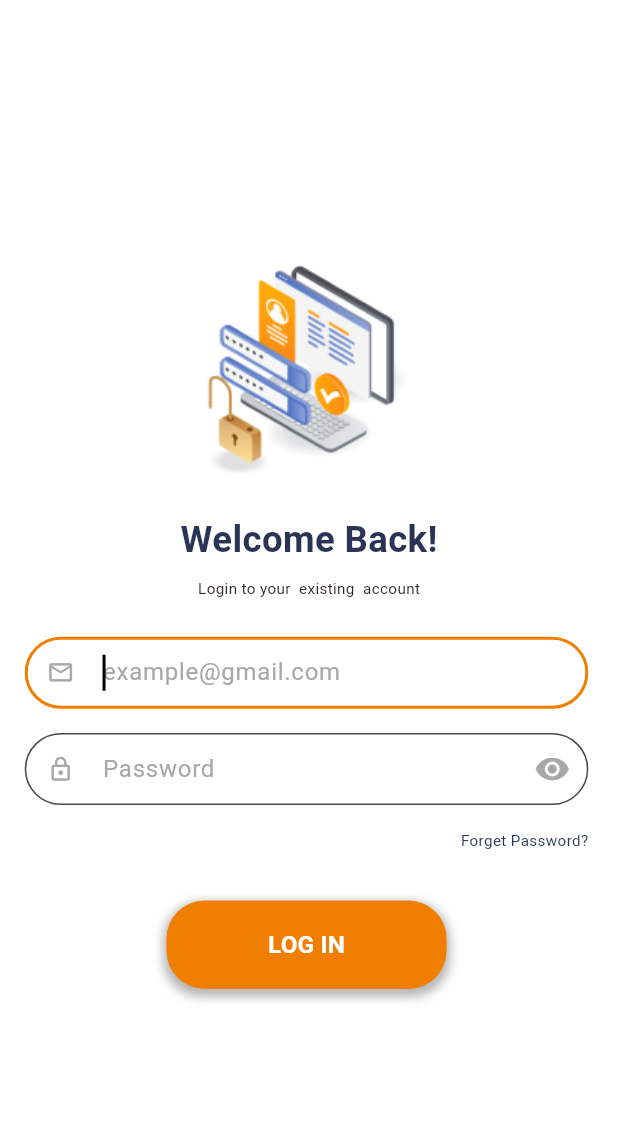
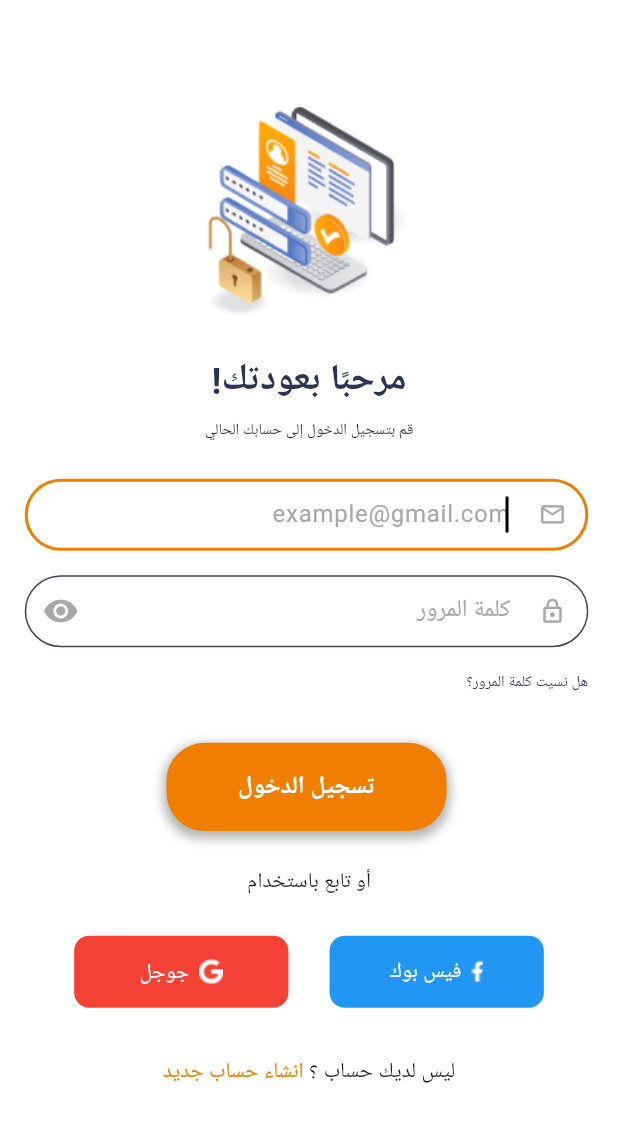
Before and after one commit to mahmoudsaber11/AlmosaferSah, a Flutter app: the LoginView screen opened by its route, on a phone screen of 412 x 824 dp. Shown: the top 1122 px of the screen. Run offline on Flutter 3.47's test engine with Material 3 defaults, Android fonts, the light colour scheme and no system bars; our stand-ins replace equatable, flutter_bloc, flutter_screenutil, get_it, shared_preferences; accounts and stored records are empty.

Commit message:
finish login view UI

```diff
--- a/lib/almosafer_app.dart
+++ b/lib/almosafer_app.dart
@@ -16,7 +16,7 @@ class AlmosaferApp extends StatelessWidget {
       minTextAdapt: true,
       splitScreenMode: true,
       child: MaterialApp(
-        locale: const Locale('en'),
+        locale: const Locale('ar'),
         localizationsDelegates: const [
           S.delegate,
           GlobalMaterialLocalizations.delegate,
--- a/lib/core/utils/functions/app_assets.dart
+++ b/lib/core/utils/functions/app_assets.dart
@@ -7,4 +7,7 @@ abstract class AppAssets {
   static const String onBoarding3 = "assets/images/onboarding3.png";
 
   static const String signIn = "assets/images/Signin.png";
+
+  static const String iconFace = "assets/icons/face.png";
+  static const String iconGoogle = "assets/icons/google.png";
 }
--- /dev/null
+++ b/lib/core/utils/widgets/custom_button_social.dart
@@ -0,0 +1,39 @@
+import 'package:almosafer_sah/core/utils/functions/app_styles.dart';
+import 'package:flutter/material.dart';
+import 'package:flutter_screenutil/flutter_screenutil.dart';
+
+class CustomButtonSocial extends StatelessWidget {
+  const CustomButtonSocial({
+    super.key,
+    required this.image,
+    required this.text,
+    required this.color,
+  });
+  final String image;
+  final String text;
+  final Color color;
+  @override
+  Widget build(BuildContext context) {
+    return Container(
+      width: 130.w,
+      decoration: BoxDecoration(
+          color: color, borderRadius: BorderRadius.circular(10.r)),
+      child: MaterialButton(
+          onPressed: () {},
+          child: Row(
+            mainAxisAlignment: MainAxisAlignment.center,
+            children: [
+              Image.asset(image),
+              SizedBox(
+                width: 6.w,
+              ),
+              Text(
+                text,
+                style:
+                    AppStyles.textStyle14Medium.copyWith(color: Colors.white),
+              )
+            ],
+          )),
+    );
+  }
+}
--- a/lib/features/auth/presentation/view/login_view.dart
+++ b/lib/features/auth/presentation/view/login_view.dart
@@ -1,6 +1,9 @@
 import 'package:almosafer_sah/core/utils/functions/app_assets.dart';
+import 'package:almosafer_sah/core/utils/functions/app_colors.dart';
 import 'package:almosafer_sah/core/utils/functions/app_styles.dart';
+import 'package:almosafer_sah/core/utils/widgets/custom_button_social.dart';
 import 'package:almosafer_sah/features/auth/presentation/widgets/login/login_form.dart';
+import 'package:almosafer_sah/generated/l10n.dart';
 import 'package:flutter/material.dart';
 import 'package:flutter_screenutil/flutter_screenutil.dart';
 
@@ -10,26 +13,74 @@ class LoginView extends StatelessWidget {
   @override
   Widget build(BuildContext context) {
     return Scaffold(
-      body: Center(
+      body: SingleChildScrollView(
         child: Column(
           mainAxisAlignment: MainAxisAlignment.center,
           children: [
+            SizedBox(
+              height: MediaQuery.of(context).size.height * .07.h,
+            ),
             Image.asset(AppAssets.signIn),
             SizedBox(
               height: 16.h,
             ),
             Text(
-              "Welcome Back!",
+              S.of(context).loginTitle,
               style: AppStyles.textStyle24SemiBold,
             ),
             SizedBox(
               height: 8.h,
             ),
             Text(
-              "Login to your  existing  account",
+              S.of(context).loginSubTitle,
               style: AppStyles.textStyle10Regular,
             ),
-            const LoginViewForm(),
+            const LoginForm(),
+            SizedBox(
+              height: 24.h,
+            ),
+            Text(S.of(context).or),
+            SizedBox(
+              height: 24.h,
+            ),
+            Padding(
+              padding: EdgeInsets.symmetric(horizontal: 45.w),
+              child: Row(
+                mainAxisAlignment: MainAxisAlignment.spaceBetween,
+                children: [
+                  CustomButtonSocial(
+                    image: AppAssets.iconFace,
+                    text: S.of(context).faceBook,
+                    color: Colors.blue,
+                  ),
+                  CustomButtonSocial(
+                    image: AppAssets.iconGoogle,
+                    text: S.of(context).google,
+                    color: Colors.red,
+                  ),
+                ],
+              ),
+            ),
+            SizedBox(
+              height: 32.h,
+            ),
+            Row(
+              mainAxisAlignment: MainAxisAlignment.center,
+              children: [
+                Text(
+                  S.of(context).notAccount,
+                  style: AppStyles.textStyle14Medium,
+                ),
+                InkWell(
+                  onTap: () {},
+                  child: Text(
+                    S.of(context).signUp,
+                    style: AppStyles.textStyle14Medium
+                        .copyWith(color: AppColors.primaryColor),
+                  ),
+                ),
+              ],
+            ),
           ],
         ),
       ),
--- a/lib/features/auth/presentation/widgets/login/login_form.dart
+++ b/lib/features/auth/presentation/widgets/login/login_form.dart
@@ -5,18 +5,19 @@ import 'package:almosafer_sah/core/utils/widgets/custom_general_button.dart';
 import 'package:almosafer_sah/core/utils/widgets/custom_text_field.dart';
 import 'package:almosafer_sah/features/auth/presentation/cubit/login/login_cubit.dart';
 import 'package:almosafer_sah/features/auth/presentation/cubit/login/login_state.dart';
+import 'package:almosafer_sah/generated/l10n.dart';
 import 'package:flutter/material.dart';
 import 'package:flutter_bloc/flutter_bloc.dart';
 import 'package:flutter_screenutil/flutter_screenutil.dart';
 
-class LoginViewForm extends StatefulWidget {
-  const LoginViewForm({super.key});
+class LoginForm extends StatefulWidget {
+  const LoginForm({super.key});
 
   @override
-  State<LoginViewForm> createState() => _LoginViewFormState();
+  State<LoginForm> createState() => _LoginViewFormState();
 }
 
-class _LoginViewFormState extends State<LoginViewForm> {
+class _LoginViewFormState extends State<LoginForm> {
   final TextEditingController _emailController = TextEditingController();
   final TextEditingController _passwordController = TextEditingController();
   late final GlobalKey<FormState> _formKey;
@@ -100,7 +101,7 @@ class _LoginViewFormState extends State<LoginViewForm> {
                           color: AppColors.colorTextField,
                         )),
                     keyboardType: TextInputType.visiblePassword,
-                    hintText: 'Password',
+                    hintText: S.of(context).hintTextPassword,
                     prefix: Icon(
                       Icons.lock_outline,
                       size: 18.sp,
@@ -116,7 +117,7 @@ class _LoginViewFormState extends State<LoginViewForm> {
                     // onTap: () => context.navigateTo(
                     //     routeName: Routes.forgetPasswordViewRoute),
                     child: Text(
-                      "Forget Password?",
+                      S.of(context).forgetPassword,
                       style: AppStyles.textStyle10Regular
                           .copyWith(color: AppColors.textColor),
                     ),
@@ -127,7 +128,7 @@ class _LoginViewFormState extends State<LoginViewForm> {
                 ),
                 CustomGeneralButton(
                   width: 170.w,
-                  text: "LOG IN",
+                  text: S.of(context).textButtonLogin,
                 )
               ],
             ),
--- a/lib/l10n/intl_ar.arb
+++ b/lib/l10n/intl_ar.arb
@@ -8,5 +8,15 @@
     "subTitleOnBoarding3":"استكشف مجموعتنا المختارة من الوجهات.  \n ,من الجواهر المخفية إلى المعالم الشهيرة، \n ابحث عن المغامرة المثالية التي تناسب \n أسلوب سفرك.",
     "skip" :"تخطي",
     "buttonNext" : "التالي",
-    "buttonGetStarted" : "البدء"
+    "buttonGetStarted" : "البدء",
+    "loginTitle":"مرحبًا بعودتك!",
+    "loginSubTitle": "قم بتسجيل الدخول إلى حسابك الحالي",
+    "hintTextPassword": "كلمة المرور",
+    "forgetPassword":"هل نسيت كلمة المرور؟",
+    "textButtonLogin":"تسجيل الدخول",
+    "or" :" أو تابع باستخدام ",
+    "faceBook":"فيس بوك",
+    "google":"جوجل",
+    "notAccount" : "ليس لديك حساب ؟ ",
+    "signUp" : "انشاء حساب جديد"
   }
--- a/lib/l10n/intl_en.arb
+++ b/lib/l10n/intl_en.arb
@@ -8,5 +8,15 @@
     "subTitleOnBoarding3":"Explore our curated collection of \n destinations. From hidden gems to \n iconic landmarks, find the perfect \n adventure that suits your travel style.",
     "skip" :"Skip",
     "buttonNext" : "Next",
-    "buttonGetStarted" : "Get Started"
+    "buttonGetStarted" : "Get Started",
+    "loginTitle":"Welcome Back!",
+    "loginSubTitle": "Login to your  existing  account",
+    "hintTextPassword": "Password",
+    "forgetPassword":"Forget password?",
+    "textButtonLogin":"LOG IN",
+    "or" :"or continue with",
+    "faceBook":"Facebook",
+    "google":"Google",
+    "notAccount" : "Don’t have an account ?",
+    "signUp" : " Sign up"
   }
--- a/pubspec.yaml
+++ b/pubspec.yaml
@@ -68,6 +68,7 @@ flutter:
   # To add assets to your application, add an assets section, like this:
   assets:
     - assets/images/
+    - assets/icons/
   #   - images/a_dot_ham.jpeg
   # An image asset can refer to one or more resolution-specific "variants", see
   # https://flutter.dev/assets-and-images/#resolution-aware
```
Also changed, not shown: assets/icons/face.png (added), assets/icons/google.png (added), lib/generated/intl/messages_ar.dart, lib/generated/intl/messages_en.dart, lib/generated/l10n.dart.
